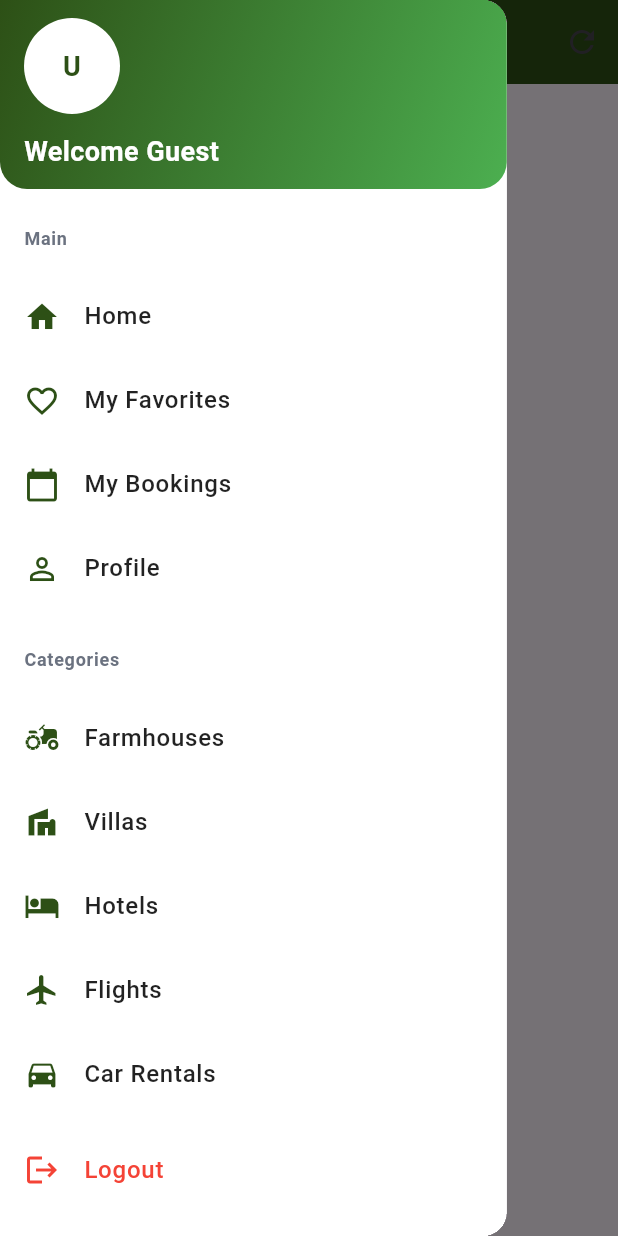
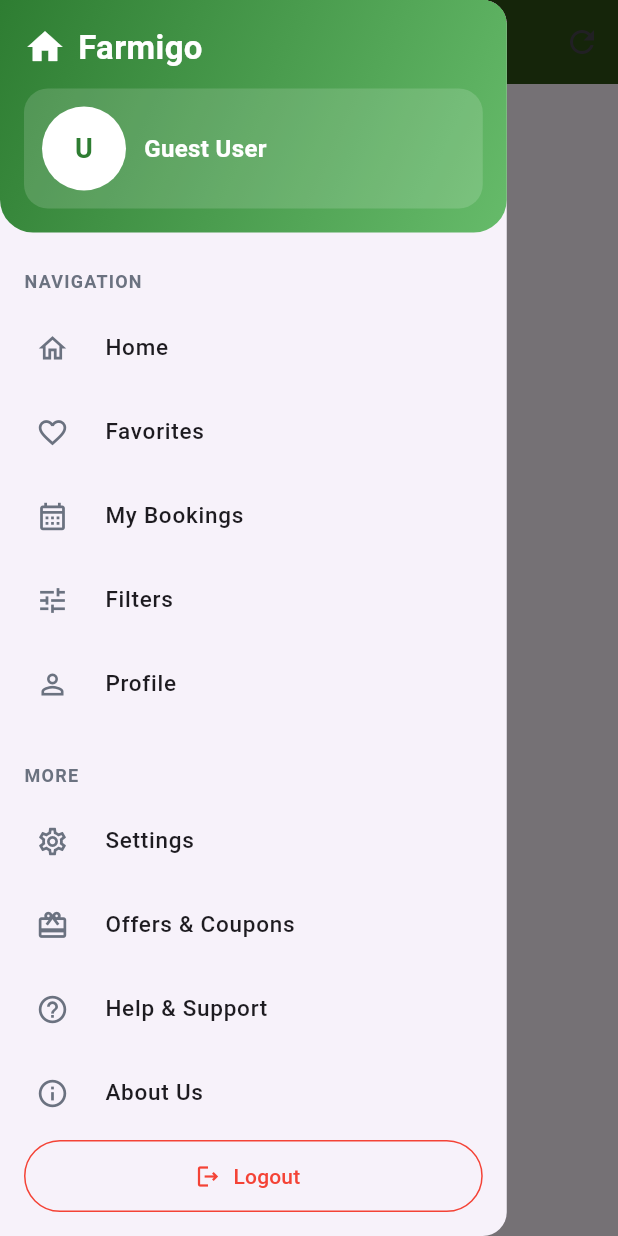
Before and after one commit to jayanth41/farmigo, a Flutter app: the BookingsScreen screen opened by its route, with the side drawer open, on a phone screen of 412 x 824 dp. Run offline on Flutter 3.47's test engine with Material 3 defaults, Android fonts, the phone set to English and light mode, and no system bars; our stand-ins replace cloud_firestore, firebase_auth, firebase_core, geolocator, get, shared_preferences and 1 more; accounts and stored records are empty; network calls fail.

Commit message:
apply my changes

```diff
--- a/lib/screens/home_screen.dart
+++ b/lib/screens/home_screen.dart
@@ -143,7 +143,7 @@
   bool _didPromptForProfile = false;
 
   // Location & Category selectors
-  String _selectedState = 'Telangana';
+  final String _selectedState = 'Telangana';
   String _selectedCategory = 'All';
   final bool _showOffers = true;
 
@@ -460,7 +460,7 @@
                       ),
                       child: const Center(
                         child: Text(
-                          '🏡',
+                          'F',
                           style: TextStyle(
                             color: Colors.white,
                             fontWeight: FontWeight.w800,
--- a/lib/screens/profile_screen.dart
+++ b/lib/screens/profile_screen.dart
@@ -1,5 +1,4 @@
 import 'package:flutter/material.dart';
-import 'package:flutter_application_1/screens/owner_dashboard.dart';
 import 'package:supabase_flutter/supabase_flutter.dart';
 
 import '../theme/app_colors.dart';
--- a/lib/widgets/app_drawer.dart
+++ b/lib/widgets/app_drawer.dart
@@ -17,8 +17,7 @@
     this.isProfileLoading = false,
   });
 
-  static const double _horizontalPadding = 16.0;
-  static const double _verticalPadding = 12.0;
+  bool get isOwner => profile?['is_owner'] == true;
 
   void _navigateTo(BuildContext context, String route) {
     Navigator.pop(context);
@@ -57,225 +56,207 @@
   Widget build(BuildContext context) {
     return Drawer(
       width: MediaQuery.of(context).size.width * 0.82,
-      child: Material(
-        color: Colors.white,
       child: SafeArea(
         child: Column(
-            crossAxisAlignment: CrossAxisAlignment.stretch,
           children: [
-              // HEADER WITH GRADIENT
+            // ===== HEADER =====
             Container(
-                padding: const EdgeInsets.symmetric(
-                  horizontal: _horizontalPadding,
-                  vertical: _verticalPadding,
-                ),
+              padding: const EdgeInsets.all(16),
               decoration: const BoxDecoration(
                 gradient: LinearGradient(
-                    colors: [Color(0xFF2D5016), Color(0xFF4CAF50)],
+                  colors: [Color(0xFF2E7D32), Color(0xFF66BB6A)],
                   begin: Alignment.topLeft,
                   end: Alignment.bottomRight,
                 ),
                 borderRadius: BorderRadius.only(
-                    bottomLeft: Radius.circular(18),
-                    bottomRight: Radius.circular(18),
+                  bottomLeft: Radius.circular(22),
+                  bottomRight: Radius.circular(22),
                 ),
               ),
               child: Column(
                 crossAxisAlignment: CrossAxisAlignment.start,
                 children: [
+                  Row(
+                    children: const [
+                      Icon(Icons.home, color: Colors.white, size: 28),
+                      SizedBox(width: 8),
+                      Text(
+                        "Farmigo",
+                        style: TextStyle(
+                          fontSize: 22,
+                          fontWeight: FontWeight.bold,
+                          color: Colors.white,
+                        ),
+                      ),
+                    ],
+                  ),
+                  const SizedBox(height: 12),
+
+                  Container(
+                    padding: const EdgeInsets.all(12),
+                    decoration: BoxDecoration(
+                      color: Colors.white.withOpacity(0.15),
+                      borderRadius: BorderRadius.circular(16),
+                    ),
+                    child: Row(
+                      children: [
                         CircleAvatar(
-                      radius: 32,
+                          radius: 28,
                           backgroundColor: Colors.white,
                           child: Text(
                             (profile?['name'] ?? 'U')
                                     .toString()
                                     .isNotEmpty
-                            ? (profile?['name']?.toString()[0] ?? 'U')
+                                ? (profile?['name']?[0] ?? 'U')
                                 : 'U',
                             style: const TextStyle(
                               fontSize: 18,
                               fontWeight: FontWeight.bold,
-                          color: Color(0xFF2D5016),
+                              color: Color(0xFF2E7D32),
                             ),
                           ),
                         ),
-                    const SizedBox(height: 12),
-                    if (isProfileLoading)
-                      const Text(
-                        'Loading profile...',
+                        const SizedBox(width: 12),
+                        Expanded(
+                          child: isProfileLoading
+                              ? const Text(
+                                  "Loading...",
                                   style: TextStyle(color: Colors.white70),
                                 )
-                    else if (profile == null)
-                      const Text(
-                        'Welcome Guest',
-                        style: TextStyle(
-                          fontSize: 18,
-                          fontWeight: FontWeight.bold,
-                          color: Colors.white,
-                        ),
-                      )
-                    else
-                      Column(
+                              : Column(
                                   crossAxisAlignment: CrossAxisAlignment.start,
                                   children: [
                                     Text(
-                            profile!['name'] ?? 'User',
+                                      profile?['name'] ?? "Guest User",
                                       style: const TextStyle(
-                              fontSize: 18,
+                                        fontSize: 16,
                                         fontWeight: FontWeight.bold,
                                         color: Colors.white,
                                       ),
                                     ),
-                          const SizedBox(height: 4),
-                          Text(
-                            profile!['phone'] ?? '',
-                            style: const TextStyle(
-                              fontSize: 12,
-                              color: Colors.white70,
+                                    if (isOwner)
+                                      Container(
+                                        margin: const EdgeInsets.only(top: 4),
+                                        padding: const EdgeInsets.symmetric(
+                                            horizontal: 8, vertical: 2),
+                                        decoration: BoxDecoration(
+                                          color: Colors.amber,
+                                          borderRadius:
+                                              BorderRadius.circular(12),
                                         ),
-                            maxLines: 1,
-                            overflow: TextOverflow.ellipsis,
+                                        child: const Text(
+                                          "Property Owner",
+                                          style: TextStyle(
+                                              fontSize: 11,
+                                              fontWeight: FontWeight.w600),
+                                        ),
                                       ),
                                   ],
                                 ),
+                        )
+                      ],
+                    ),
+                  )
                 ],
               ),
             ),
 
-              const SizedBox(height: 8),
-
-              // NAVIGATION ITEMS
+            // ===== BODY (SCROLLABLE) =====
             Expanded(
               child: ListView(
-                  padding: const EdgeInsets.symmetric(
-                    horizontal: _horizontalPadding,
-                    vertical: 8,
-                  ),
+                padding: const EdgeInsets.all(16),
                 children: [
-                    _SectionTitle('Main'),
-                    const SizedBox(height: 8),
-                    _buildDrawerItem(
-                      context,
-                      icon: Icons.home,
-                      label: 'Home',
-                      onTap: () => _navigateTo(context, AppRoutes.home),
-                    ),
-                    _buildDrawerItem(
-                      context,
-                      icon: Icons.favorite_border,
-                      label: 'My Favorites',
-                      onTap: () => _navigateTo(context, AppRoutes.favorites),
-                    ),
-                    _buildDrawerItem(
-                      context,
-                      icon: Icons.calendar_today,
-                      label: 'My Bookings',
-                      onTap: () => _navigateTo(context, AppRoutes.bookings),
-                    ),
-                    _buildDrawerItem(
-                      context,
-                      icon: Icons.person_outline,
-                      label: 'Profile',
-                      onTap: () => _navigateTo(context, AppRoutes.profile),
-                    ),
+                  _sectionTitle("Navigation"),
+          _item(Icons.home_outlined, "Home",
+            () => _navigateTo(context, AppRoutes.home)),
+          _item(Icons.favorite_border, "Favorites",
+            () => _navigateTo(context, AppRoutes.favorites)),
+          _item(Icons.calendar_month_outlined, "My Bookings",
+            () => _navigateTo(context, AppRoutes.bookings)),
+          _item(Icons.tune_outlined, "Filters",
+            () => _navigateTo(context, '/filters')),
+          _item(Icons.person_outline, "Profile",
+            () => _navigateTo(context, AppRoutes.profile)),
+
+                  if (isOwner) ...[
                     const SizedBox(height: 16),
-                    _SectionTitle('Categories'),
-                    const SizedBox(height: 8),
-                    _buildDrawerItem(
-                      context,
-                      icon: Icons.agriculture,
-                      label: 'Farmhouses',
-                      onTap: () =>
-                          _navigateTo(context, AppRoutes.farmhouses),
-                    ),
-                    _buildDrawerItem(
-                      context,
-                      icon: Icons.villa,
-                      label: 'Villas',
-                      onTap: () => _navigateTo(context, '/villas'),
-                    ),
-                    _buildDrawerItem(
-                      context,
-                      icon: Icons.hotel,
-                      label: 'Hotels',
-                      onTap: () => _navigateTo(context, '/hotels'),
-                    ),
-                    _buildDrawerItem(
-                      context,
-                      icon: Icons.flight,
-                      label: 'Flights',
-                      onTap: () => _navigateTo(context, '/flights'),
-                    ),
-                    _buildDrawerItem(
-                      context,
-                      icon: Icons.directions_car,
-                      label: 'Car Rentals',
-                      onTap: () => _navigateTo(context, AppRoutes.carRentals),
-                    ),
+                    _sectionTitle("Owner Tools"),
+          _item(Icons.dashboard_outlined, "Owner Dashboard",
+            () => _navigateTo(context, '/owner-dashboard')),
+          _item(Icons.add_outlined, "Add Property",
+            () => _navigateTo(context, '/addProperty')),
+                  ],
+
+                  const SizedBox(height: 16),
+                  _sectionTitle("More"),
+          _item(Icons.settings_outlined, "Settings",
+            () => _navigateTo(context, AppRoutes.settings)),
+          _item(Icons.card_giftcard, "Offers & Coupons",
+            () => _navigateTo(context, AppRoutes.offers)),
+          _item(Icons.help_outline, "Help & Support",
+            () => _navigateTo(context, '/help')),
+          _item(Icons.info_outline, "About Us",
+            () => _navigateTo(context, '/about')),
+          _item(Icons.privacy_tip_outlined, "Terms & Privacy Policy",
+            () => _navigateTo(context, '/terms')),
                 ],
               ),
             ),
 
-              // LOGOUT BUTTON
+            // ===== LOGOUT FIXED BOTTOM =====
             Padding(
-                padding: const EdgeInsets.all(_horizontalPadding),
-                child: _buildDrawerItem(
-                  context,
-                  icon: Icons.logout,
-                  label: 'Logout',
-                  onTap: () => _logout(context),
-                  isLogout: true,
+              padding: const EdgeInsets.all(16),
+              child: OutlinedButton.icon(
+                style: OutlinedButton.styleFrom(
+                  minimumSize: const Size(double.infinity, 48),
+                  side: const BorderSide(color: Colors.red),
+                ),
+                onPressed: () => _logout(context),
+                icon: const Icon(Icons.logout_outlined, color: Colors.red),
+                label: const Text(
+                  "Logout",
+                  style: TextStyle(color: Colors.red),
+                ),
               ),
             ),
           ],
         ),
       ),
-      ),
     );
   }
 
-  Widget _buildDrawerItem(
-    BuildContext context, {
-    required IconData icon,
-    required String label,
-    required VoidCallback onTap,
-    bool isLogout = false,
-  }) {
+  Widget _item(IconData icon, String label, VoidCallback onTap) {
     return ListTile(
-      leading: Icon(
+      onTap: onTap,
+      leading: SizedBox(
+        width: 38,
+        height: 38,
+        child: Center(
+          child: Icon(
             icon,
-        color: isLogout ? Colors.red : const Color(0xFF2D5016),
+            color: AppColors.iconGrey,
+            size: 22,
+          ),
+        ),
       ),
       title: Text(
         label,
-        style: TextStyle(
-          fontSize: 16,
-          fontWeight: FontWeight.w500,
-          color: isLogout ? Colors.red : Colors.black87,
+        style: const TextStyle(fontSize: 15, fontWeight: FontWeight.w500),
       ),
-      ),
-      onTap: onTap,
       contentPadding: EdgeInsets.zero,
     );
   }
-}
 
-class _SectionTitle extends StatelessWidget {
-  final String title;
-
-  const _SectionTitle(this.title);
-
-  @override
-  Widget build(BuildContext context) {
+  Widget _sectionTitle(String text) {
     return Padding(
-      padding: const EdgeInsets.symmetric(vertical: 8.0),
+      padding: const EdgeInsets.symmetric(vertical: 8),
       child: Text(
-        title,
+        text.toUpperCase(),
         style: const TextStyle(
           fontSize: 12,
           fontWeight: FontWeight.w600,
           color: AppColors.textMuted,
-          letterSpacing: 0.5,
+          letterSpacing: 0.8,
         ),
       ),
     );
```
Also changed, not shown: lib/pubspec.yaml (+29 -3 lines), lib/controllers/bookings_controller.dart (line endings or trailing spaces), lib/controllers/favorites_controller.dart (line endings or trailing spaces), lib/main.dart (line endings or trailing spaces), lib/pubspec.lock, lib/widgets/farmhouse_card.dart (line endings or trailing spaces), 2 other files. Lines whose indentation alone changed are shown as unchanged.
